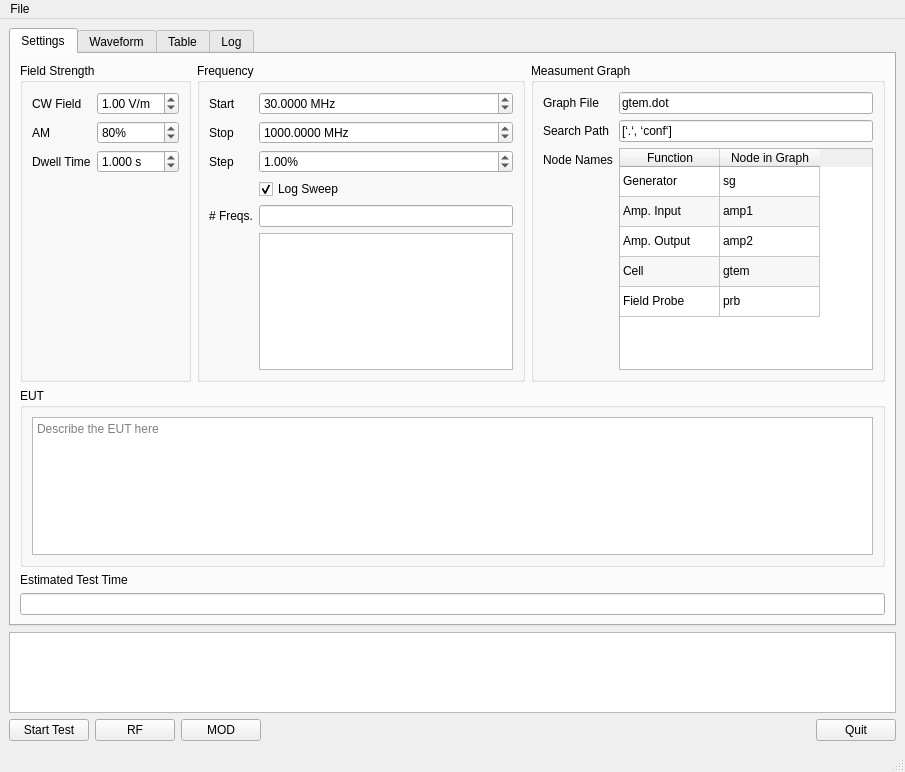
This is mainwindow2.ui in hgkdd/TEMField as Qt 5 draws it before an edit. The edited form follows.
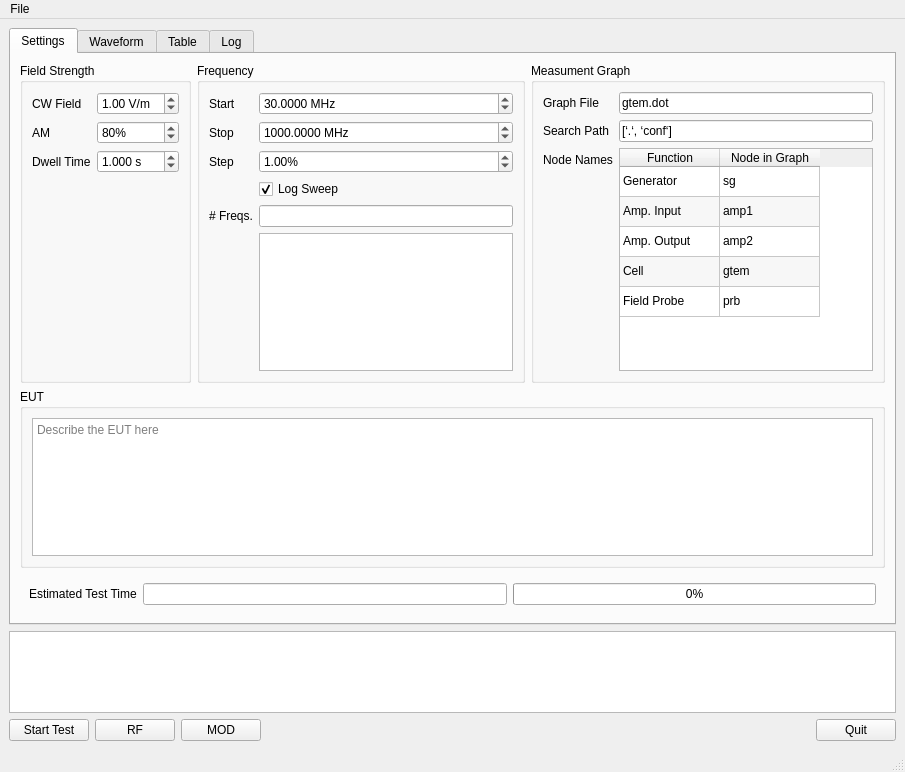
This is the edited form. Icons and pictures are not drawn.

Commit message: process bar

The edit to the form file:
```diff
--- a/mainwindow2.ui
+++ b/mainwindow2.ui
@@ -475,6 +475,9 @@
            </widget>
           </item>
           <item>
+           <widget class="QWidget" name="est_time_widget" native="true">
+            <layout class="QHBoxLayout" name="horizontalLayout">
+             <item>
            <widget class="QLabel" name="est_time_label">
             <property name="text">
              <string>Estimated Test Time</string>
@@ -488,6 +491,16 @@
             </property>
            </widget>
           </item>
+             <item>
+              <widget class="QProgressBar" name="test_progressBar">
+               <property name="value">
+                <number>0</number>
+               </property>
+              </widget>
+             </item>
+            </layout>
+           </widget>
+          </item>
          </layout>
         </widget>
         <widget class="QWidget" name="waveform_tab">
```
Left out of the diff: 1 changed line with no effect on the pictures. Lines whose indentation alone changed are shown as unchanged. The commit also changes 2 other files.
